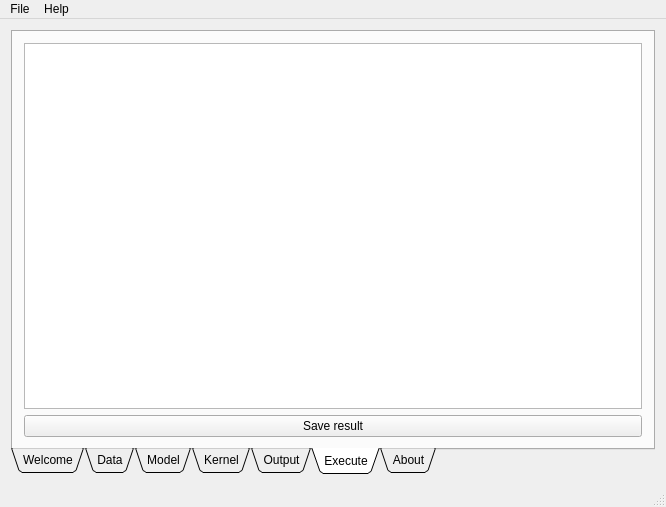
Old version of the form Qt/mainwindow.ui in the repository Anders1232/GWR_BR.
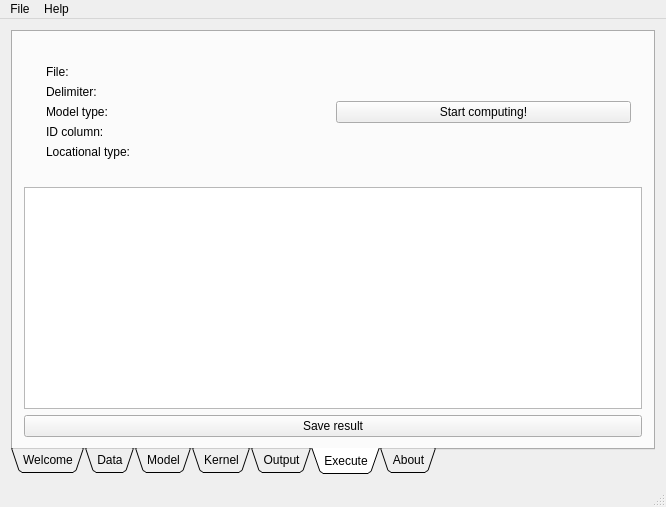
New version of the form. The open tabs and pages were chosen to show the change. Icons and pictures are not drawn.

Commit message: Criado campos para confirmarem antes de executar

What changed in the file:
```diff
--- a/Qt/mainwindow.ui
+++ b/Qt/mainwindow.ui
@@ -765,6 +765,60 @@
         <string>Execute</string>
        </attribute>
        <layout class="QVBoxLayout" name="verticalLayout_3">
+        <item>
+         <widget class="QWidget" name="widget_12" native="true">
+          <layout class="QHBoxLayout" name="horizontalLayout_12">
+           <item>
+            <widget class="QWidget" name="widget_13" native="true">
+             <layout class="QVBoxLayout" name="verticalLayout_2">
+              <item>
+               <widget class="QLabel" name="executeFileLabel">
+                <property name="text">
+                 <string>File: </string>
+                </property>
+               </widget>
+              </item>
+              <item>
+               <widget class="QLabel" name="executeDelimiterLabel">
+                <property name="text">
+                 <string>Delimiter:</string>
+                </property>
+               </widget>
+              </item>
+              <item>
+               <widget class="QLabel" name="executeModelTypeLabel">
+                <property name="text">
+                 <string>Model type: </string>
+                </property>
+               </widget>
+              </item>
+              <item>
+               <widget class="QLabel" name="executeIDLabel">
+                <property name="text">
+                 <string>ID column: </string>
+                </property>
+               </widget>
+              </item>
+              <item>
+               <widget class="QLabel" name="executeLocationalTypeLabel">
+                <property name="text">
+                 <string>Locational type: </string>
+                </property>
+               </widget>
+              </item>
+             </layout>
+            </widget>
+           </item>
+           <item>
+            <widget class="QPushButton" name="pushButton_2">
+             <property name="text">
+              <string>Start computing!</string>
+             </property>
+            </widget>
+           </item>
+          </layout>
+         </widget>
+        </item>
         <item>
          <widget class="QTextEdit" name="OutputTextEdit">
           <property name="textInteractionFlags">
```
Left out of the diff: 2 changed lines with no effect on the pictures. The commit also changes 2 other files.
